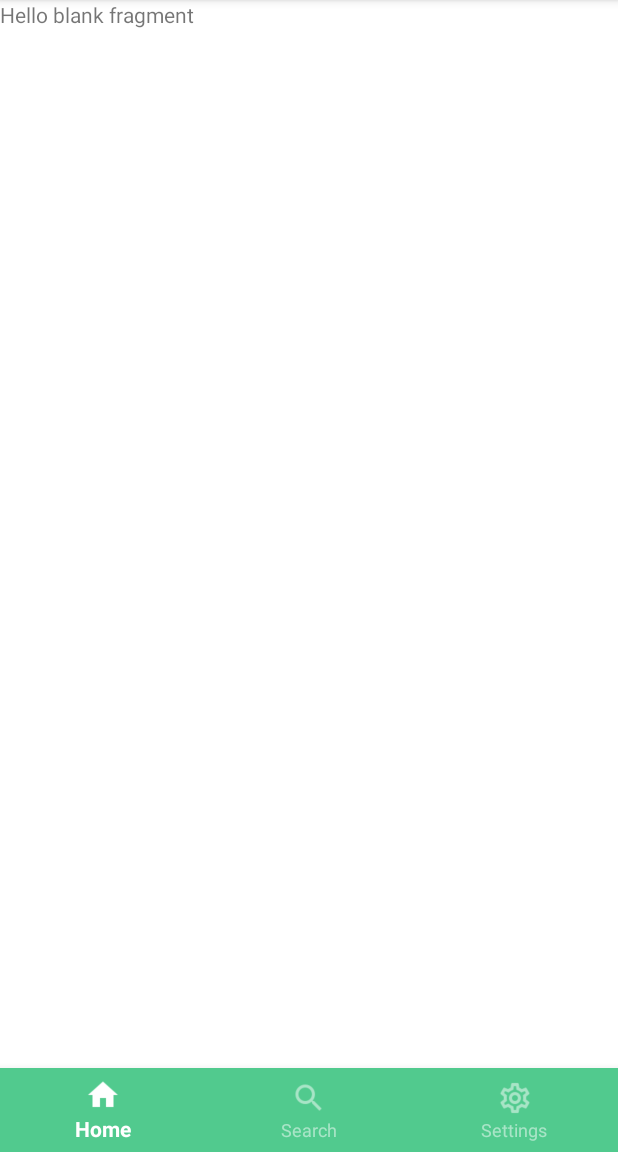
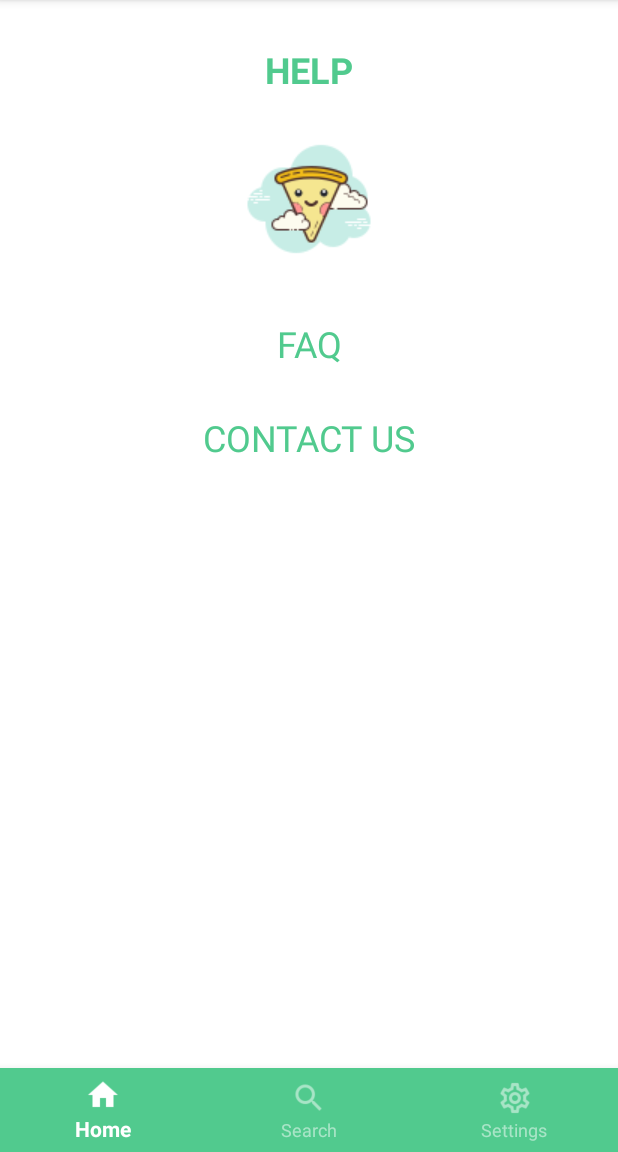
Before and after one commit to afshanaffu26/Flavours_Android, an Android app: the fragment HelpFragment placed in its activity, on a phone screen of 412 x 824 dp, the part 84-1236 px from its top. Run offline under Robolectric (Android 15) with nearby library versions, the phone set to English and light mode, and no system bars.

Commit message:
fragments help

```diff
--- a/app/src/main/AndroidManifest.xml
+++ b/app/src/main/AndroidManifest.xml
@@ -13,7 +13,6 @@
         <activity android:name=".CartActivity" />
         <activity android:name=".FaqActivity" />
         <activity android:name=".ContactActivity" />
-        <activity android:name=".HelpActivity" />
         <activity android:name=".TermsActivity" />
         <activity android:name=".Welcome2Activity" />
         <activity android:name=".MainActivity" />
--- a/app/src/main/java/com/example/flavours/HelpFragment.java
+++ b/app/src/main/java/com/example/flavours/HelpFragment.java
@@ -1,5 +1,6 @@
 package com.example.flavours;
 
+import android.content.Intent;
 import android.os.Bundle;
 
 import androidx.fragment.app.Fragment;
@@ -7,13 +8,16 @@ import androidx.fragment.app.Fragment;
 import android.view.LayoutInflater;
 import android.view.View;
 import android.view.ViewGroup;
+import android.widget.TextView;
 
 /**
  * A simple {@link Fragment} subclass.
  * Use the {@link HelpFragment#newInstance} factory method to
  * create an instance of this fragment.
  */
-public class HelpFragment extends Fragment {
+public class HelpFragment extends Fragment implements View.OnClickListener{
+    TextView help2;
+    TextView help3;
 
     // TODO: Rename parameter arguments, choose names that match
     // the fragment initialization parameters, e.g. ARG_ITEM_NUMBER
@@ -59,6 +63,22 @@ public class HelpFragment extends Fragment {
     public View onCreateView(LayoutInflater inflater, ViewGroup container,
                              Bundle savedInstanceState) {
         // Inflate the layout for this fragment
-        return inflater.inflate(R.layout.fragment_help, container, false);
+        View v= inflater.inflate(R.layout.fragment_help, container, false);
+        help2=v.findViewById(R.id.help2);
+        help2.setOnClickListener(this);
+        help3=v.findViewById(R.id.help3);
+        help3.setOnClickListener(this);
+        return v;
+    }
+
+    @Override
+    public void onClick(View view) {
+        switch (view.getId()) {
+            case R.id.help2:
+                startActivity(new Intent(getContext(), FaqActivity.class));
+        break;
+            case R.id.help3:
+                startActivity(new Intent(getContext(), ContactActivity.class));
+        }
     }
 }
--- a/app/src/main/res/layout/activity_faq.xml
+++ b/app/src/main/res/layout/activity_faq.xml
@@ -50,7 +50,7 @@
             android:layout_height="wrap_content"
             android:layout_marginTop="30dp"
             android:gravity="center"
-            android:text="Q-1"
+            android:text="Q1"
             android:textColor="@color/myTextColor"
             android:textSize="24sp" />
 
--- a/app/src/main/res/layout/fragment_help.xml
+++ b/app/src/main/res/layout/fragment_help.xml
@@ -3,12 +3,62 @@
     xmlns:tools="http://schemas.android.com/tools"
     android:layout_width="match_parent"
     android:layout_height="match_parent"
+    xmlns:app="http://schemas.android.com/apk/res-auto"
+    android:background="@color/colorWhite"
     tools:context=".HelpFragment">
 
-    <!-- TODO: Update blank fragment layout -->
-    <TextView
+    <ProgressBar
+        android:visibility="gone"
+        android:id="@+id/progressbar"
+        android:layout_centerHorizontal="true"
+        android:layout_centerVertical="true"
+        android:layout_width="wrap_content"
+        android:layout_height="wrap_content" />
+
+    <LinearLayout
         android:layout_width="match_parent"
         android:layout_height="match_parent"
-        android:text="@string/hello_blank_fragment" />
+        android:orientation="vertical">
+        <TextView
+            android:id="@+id/help"
+            android:layout_width="match_parent"
+            android:layout_height="wrap_content"
+            android:layout_marginTop="30dp"
+            android:gravity="center"
+            android:text="HELP"
+            android:textColor="@color/myTextColor"
+            android:textSize="24sp"
+            android:textStyle="bold" />
+
+        <ImageView
+            android:id="@+id/imageView"
+            android:layout_width="wrap_content"
+            android:layout_marginTop="20dp"
+            android:layout_height="wrap_content"
+            android:layout_gravity="center"
+            app:srcCompat="@drawable/icon" />
+
+        <TextView
+            android:id="@+id/help2"
+            android:layout_width="match_parent"
+            android:layout_height="wrap_content"
+            android:layout_marginTop="30dp"
+            android:gravity="center"
+            android:text="FAQ"
+            android:textColor="@color/myTextColor"
+            android:textSize="24sp" />
+
+        <TextView
+            android:id="@+id/help3"
+            android:layout_width="match_parent"
+            android:layout_height="wrap_content"
+            android:layout_marginTop="30dp"
+            android:gravity="center"
+            android:text="CONTACT US"
+            android:textColor="@color/myTextColor"
+            android:textSize="24sp" />
+
+
+    </LinearLayout>
 
 </FrameLayout>
```
Also changed, not shown: app/src/main/java/com/example/flavours/HelpActivity.java (deleted, +0 -35 lines), app/src/main/res/layout/activity_help.xml (deleted, +0 -80 lines), app/src/main/res/layout/fragment_search.xml (+15 -7 lines).
